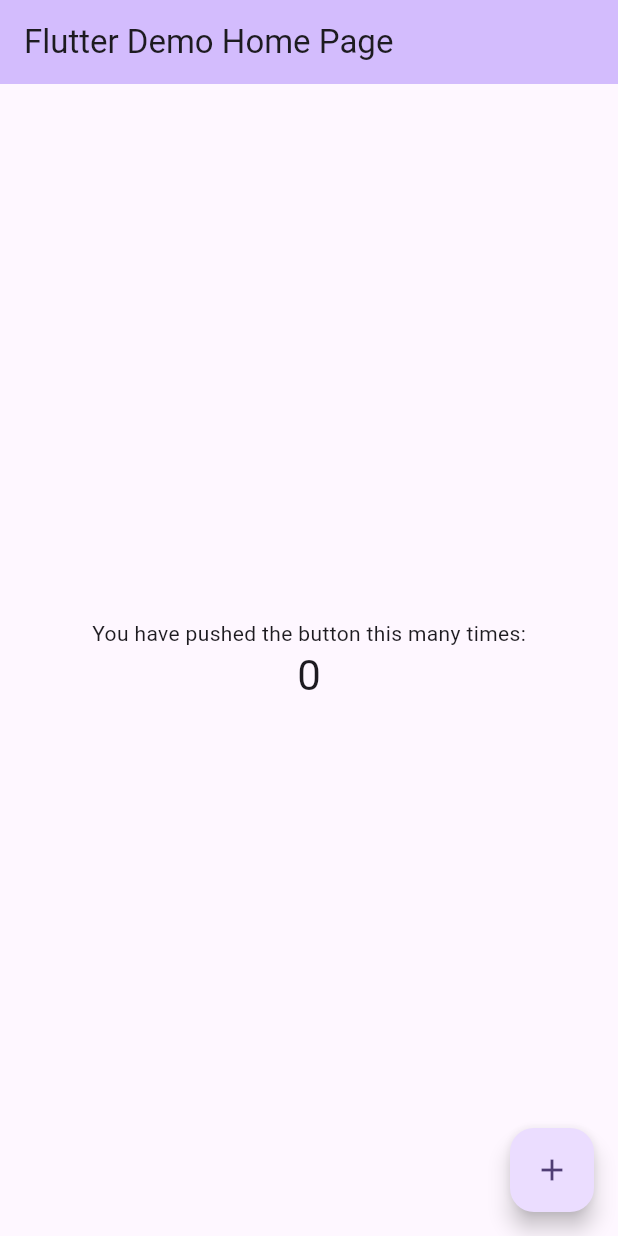
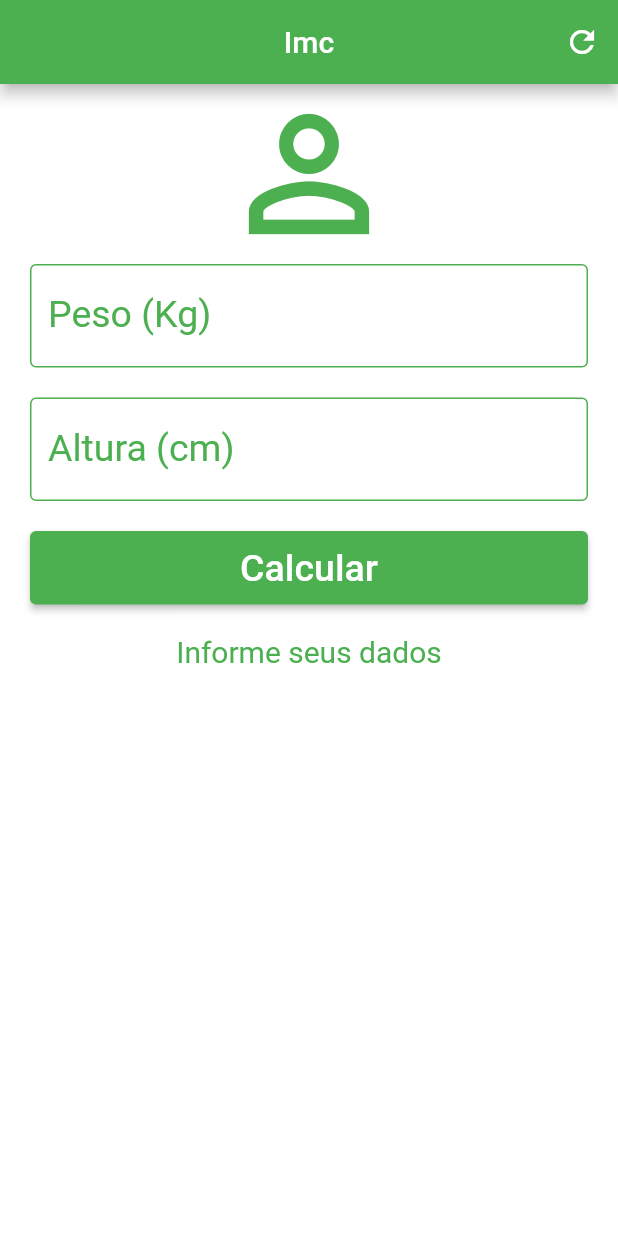
Before and after one commit to danieldantasdev/balance_application_imc_flutter-3.10.5, a Flutter app: the screen it shows after launch, on a phone screen of 412 x 824 dp. Run offline on Flutter 3.47's test engine with Material 2 defaults, Android fonts, the phone set to English and light mode, and no system bars.

Commit message:
feat: implements layout primary in application

```diff
--- a/lib/main.dart
+++ b/lib/main.dart
@@ -1,4 +1,6 @@
 import 'package:flutter/material.dart';
+
+import 'pages/pages.dart';
 
 void main() {
   runApp(const MyApp());
@@ -7,119 +9,11 @@ void main() {
 class MyApp extends StatelessWidget {
   const MyApp({super.key});
 
-  // This widget is the root of your application.
   @override
   Widget build(BuildContext context) {
-    return MaterialApp(
-      title: 'Flutter Demo',
-      theme: ThemeData(
-        // This is the theme of your application.
-        //
-        // TRY THIS: Try running your application with "flutter run". You'll see
-        // the application has a blue toolbar. Then, without quitting the app,
-        // try changing the seedColor in the colorScheme below to Colors.green
-        // and then invoke "hot reload" (save your changes or press the "hot
-        // reload" button in a Flutter-supported IDE, or press "r" if you used
-        // the command line to start the app).
-        //
-        // Notice that the counter didn't reset back to zero; the application
-        // state is not lost during the reload. To reset the state, use hot
-        // restart instead.
-        //
-        // This works for code too, not just values: Most code changes can be
-        // tested with just a hot reload.
-        colorScheme: ColorScheme.fromSeed(seedColor: Colors.deepPurple),
-        useMaterial3: true,
-      ),
-      home: const MyHomePage(title: 'Flutter Demo Home Page'),
+    return const MaterialApp(
+      debugShowCheckedModeBanner: false,
+      home: HomePage(),
     );
   }
 }
-
-class MyHomePage extends StatefulWidget {
-  const MyHomePage({super.key, required this.title});
-
-  // This widget is the home page of your application. It is stateful, meaning
-  // that it has a State object (defined below) that contains fields that affect
-  // how it looks.
-
-  // This class is the configuration for the state. It holds the values (in this
-  // case the title) provided by the parent (in this case the App widget) and
-  // used by the build method of the State. Fields in a Widget subclass are
-  // always marked "final".
-
-  final String title;
-
-  @override
-  State<MyHomePage> createState() => _MyHomePageState();
-}
-
-class _MyHomePageState extends State<MyHomePage> {
-  int _counter = 0;
-
-  void _incrementCounter() {
-    setState(() {
-      // This call to setState tells the Flutter framework that something has
-      // changed in this State, which causes it to rerun the build method below
-      // so that the display can reflect the updated values. If we changed
-      // _counter without calling setState(), then the build method would not be
-      // called again, and so nothing would appear to happen.
-      _counter++;
-    });
-  }
-
-  @override
-  Widget build(BuildContext context) {
-    // This method is rerun every time setState is called, for instance as done
-    // by the _incrementCounter method above.
-    //
-    // The Flutter framework has been optimized to make rerunning build methods
-    // fast, so that you can just rebuild anything that needs updating rather
-    // than having to individually change instances of widgets.
-    return Scaffold(
-      appBar: AppBar(
-        // TRY THIS: Try changing the color here to a specific color (to
-        // Colors.amber, perhaps?) and trigger a hot reload to see the AppBar
-        // change color while the other colors stay the same.
-        backgroundColor: Theme.of(context).colorScheme.inversePrimary,
-        // Here we take the value from the MyHomePage object that was created by
-        // the App.build method, and use it to set our appbar title.
-        title: Text(widget.title),
-      ),
-      body: Center(
-        // Center is a layout widget. It takes a single child and positions it
-        // in the middle of the parent.
-        child: Column(
-          // Column is also a layout widget. It takes a list of children and
-          // arranges them vertically. By default, it sizes itself to fit its
-          // children horizontally, and tries to be as tall as its parent.
-          //
-          // Column has various properties to control how it sizes itself and
-          // how it positions its children. Here we use mainAxisAlignment to
-          // center the children vertically; the main axis here is the vertical
-          // axis because Columns are vertical (the cross axis would be
-          // horizontal).
-          //
-          // TRY THIS: Invoke "debug painting" (choose the "Toggle Debug Paint"
-          // action in the IDE, or press "p" in the console), to see the
-          // wireframe for each widget.
-          mainAxisAlignment: MainAxisAlignment.center,
-          children: <Widget>[
-            const Text(
-              'You have pushed the button this many times:',
-            ),
-            Text(
-              '$_counter',
-              style: Theme.of(context).textTheme.headlineMedium,
-            ),
-          ],
-        ),
-      ),
-      floatingActionButton: FloatingActionButton(
-        onPressed: _incrementCounter,
-        tooltip: 'Increment',
-        child: const Icon(Icons.add),
-      ), // This trailing comma makes auto-formatting nicer for build methods.
-    );
-  }
-}
--- /dev/null
+++ b/lib/pages/home.page.dart
@@ -0,0 +1,109 @@
+import 'package:flutter/material.dart';
+
+class HomePage extends StatefulWidget {
+  const HomePage({super.key});
+
+  @override
+  State<HomePage> createState() => _HomePageState();
+}
+
+class _HomePageState extends State<HomePage> {
+  @override
+  Widget build(BuildContext context) {
+    return Scaffold(
+      appBar: AppBar(
+        title: const Text('Imc'),
+        centerTitle: true,
+        backgroundColor: Colors.green,
+        actions: <Widget>[
+          IconButton(onPressed: () => {}, icon: const Icon(Icons.refresh))
+        ],
+      ),
+      backgroundColor: Colors.white,
+      body: SingleChildScrollView(
+        padding: const EdgeInsets.symmetric(horizontal: 20.0),
+        child: Center(
+          child: Column(
+              mainAxisAlignment: MainAxisAlignment.center,
+              crossAxisAlignment: CrossAxisAlignment.stretch,
+              children: [
+                const Icon(
+                  Icons.person_outline,
+                  size: 120,
+                  color: Colors.green,
+                ),
+                const TextField(
+                  keyboardType: TextInputType.number,
+                  decoration: InputDecoration(
+                      labelText: 'Peso (Kg)',
+                      labelStyle: TextStyle(
+                        color: Colors.green,
+                      ),
+                      border: OutlineInputBorder(
+                          borderSide: BorderSide(
+                        color: Colors.green,
+                      )),
+                      enabledBorder: OutlineInputBorder(
+                          borderSide: BorderSide(
+                        color: Colors.green,
+                      )),
+                      focusedBorder: OutlineInputBorder(
+                          borderSide: BorderSide(
+                        color: Colors.grey,
+                      ))),
+                  textAlign: TextAlign.center,
+                  style: TextStyle(
+                    color: Colors.green,
+                    fontSize: 25,
+                  ),
+                ),
+                const SizedBox(height: 20),
+                const TextField(
+                  keyboardType: TextInputType.number,
+                  decoration: InputDecoration(
+                      labelText: 'Altura (cm)',
+                      labelStyle: TextStyle(
+                        color: Colors.green,
+                      ),
+                      border: OutlineInputBorder(
+                          borderSide: BorderSide(
+                        color: Colors.green,
+                      )),
+                      enabledBorder: OutlineInputBorder(
+                          borderSide: BorderSide(
+                        color: Colors.green,
+                      )),
+                      focusedBorder: OutlineInputBorder(
+                          borderSide: BorderSide(
+                        color: Colors.grey,
+                      ))),
+                  textAlign: TextAlign.center,
+                  style: TextStyle(
+                    color: Colors.green,
+                    fontSize: 25,
+                  ),
+                ),
+                const SizedBox(height: 20),
+                ElevatedButton(
+                  onPressed: () {},
+                  style: ElevatedButton.styleFrom(
+                    backgroundColor: Colors.green,
+                    padding: const EdgeInsets.all(10.0),
+                  ),
+                  child: const Text(
+                    "Calcular",
+                    style: TextStyle(fontSize: 25.0),
+                  ),
+                ),
+                const SizedBox(height: 20),
+                const Text(
+                  'Informe seus dados',
+                  textAlign: TextAlign.center,
+                  style: TextStyle(color: Colors.green, fontSize: 20),
+                ),
+              ]),
+        ),
+      ),
+    );
+  }
+}
--- /dev/null
+++ b/lib/pages/pages.dart
@@ -0,0 +1 @@
+export 'home.page.dart';
```
